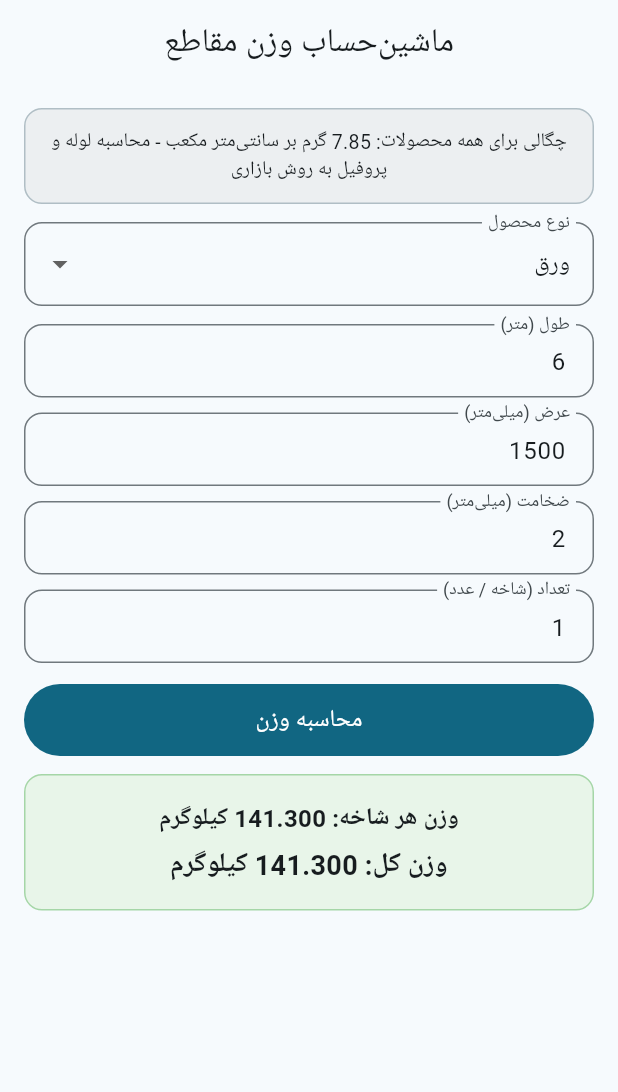
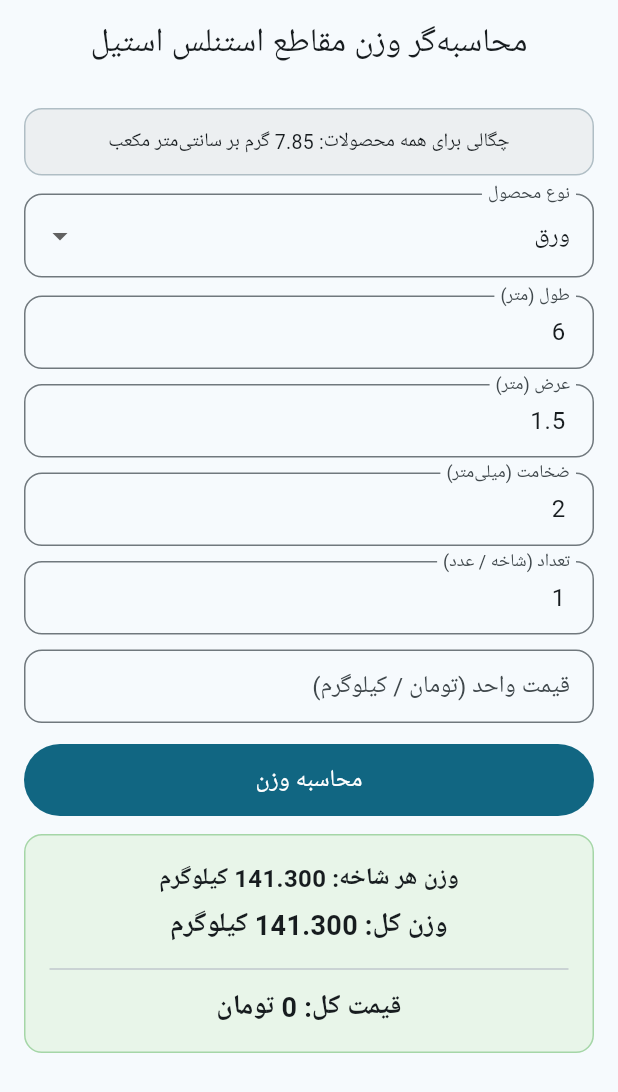
Before and after one commit to vahidh1980/steel_app, a Flutter app: the screen it shows after launch, after a tap on "محاسبه وزن", on a phone screen of 412 x 824 dp. Shown: the top 1092 px of the screen. Run offline on Flutter 3.47's test engine with Material 3 defaults, Android fonts, the phone set to English and light mode, and no system bars; Roboto replaces fonts that are missing (Vazirmatn).

Commit message:
update sheet width to meter and add price

```diff
--- a/lib/main.dart
+++ b/lib/main.dart
@@ -10,12 +10,11 @@ class SteelApp extends StatelessWidget {
   @override
   Widget build(BuildContext context) {
     return MaterialApp(
-      title: 'محاسبه وزن',
+      title: 'محاسبه‌گر وزن مقاطع استنلس استیل',
       debugShowCheckedModeBanner: false,
       theme: ThemeData(
         useMaterial3: true,
         colorSchemeSeed: Colors.blueGrey,
-        fontFamily: 'Vazirmatn',
       ),
       home: const CalculatorPage(),
     );
@@ -43,32 +42,44 @@ class _CalculatorPageState extends State<CalculatorPage> {
   String product = 'ورق';
 
   final lengthCtrl = TextEditingController(text: '6');
-  final widthCtrl = TextEditingController(text: '1500');
+  final sheetWidthCtrl = TextEditingController(text: '1.5');
+  final widthCtrl = TextEditingController(text: '50');
   final thicknessCtrl = TextEditingController(text: '2');
   final diameterCtrl = TextEditingController(text: '50');
   final sideACtrl = TextEditingController(text: '40');
   final sideBCtrl = TextEditingController(text: '40');
   final countCtrl = TextEditingController(text: '1');
+  final priceCtrl = TextEditingController(text: '');
 
   double? weightOne;
   double? weightTotal;
+  double? totalPrice;
 
   static const double density = 7.85;
 
   @override
   void dispose() {
     lengthCtrl.dispose();
+    sheetWidthCtrl.dispose();
     widthCtrl.dispose();
     thicknessCtrl.dispose();
     diameterCtrl.dispose();
     sideACtrl.dispose();
     sideBCtrl.dispose();
     countCtrl.dispose();
+    priceCtrl.dispose();
     super.dispose();
   }
 
   double _p(String s) {
     return double.tryParse(s.trim().replaceAll('،', '.').replaceAll(',', '.')) ?? 0;
+  }
+
+  String _formatMoney(double v) {
+    final intVal = v.round();
+    final s = intVal.toString();
+    final reg = RegExp(r'\B(?=(\d{3})+(?!\d))');
+    return s.replaceAllMapped(reg, (m) => ',');
   }
 
   void _calc() {
@@ -85,27 +96,24 @@ class _CalculatorPageState extends State<CalculatorPage> {
 
     if (product == 'ورق') {
       L = _p(lengthCtrl.text);
-      W = _p(widthCtrl.text) / 1000.0;
+      W = _p(sheetWidthCtrl.text);
       t = _p(thicknessCtrl.text);
       one = L * W * t * density;
     } else if (product == 'لوله گرد') {
       D = _p(diameterCtrl.text);
       t = _p(thicknessCtrl.text);
       L = _p(lengthCtrl.text);
-      // مدل بازاری لوله: D * t بدون کم کردن ضخامت
       one = 3.1416 * density / 1000 * D * t * L;
     } else if (product == 'پروفیل مربع') {
       A = _p(sideACtrl.text);
       t = _p(thicknessCtrl.text);
       L = _p(lengthCtrl.text);
-      // مدل بازاری پروفیل مربع: 4 * A * t
       one = 4 * A * t * L * 0.00785;
     } else if (product == 'پروفیل مستطیل') {
       A = _p(sideACtrl.text);
       B = _p(sideBCtrl.text);
       t = _p(thicknessCtrl.text);
       L = _p(lengthCtrl.text);
-      // مدل بازاری پروفیل مستطیل: 2 * (A + B) * t
       one = 2 * (A + B) * t * L * 0.00785;
     } else if (product == 'میلگرد') {
       D = _p(diameterCtrl.text);
@@ -124,9 +132,14 @@ class _CalculatorPageState extends State<CalculatorPage> {
       one = (A + B - t) * t * L * 0.00785;
     }
 
+    double priceUnit = _p(priceCtrl.text);
+    double total = one * count;
+    double priceAll = total * priceUnit;
+
     setState(() {
       weightOne = one;
-      weightTotal = one * count;
+      weightTotal = total;
+      totalPrice = priceAll;
     });
   }
 
@@ -136,6 +149,9 @@ class _CalculatorPageState extends State<CalculatorPage> {
       child: TextField(
         controller: c,
         keyboardType: const TextInputType.numberWithOptions(decimal: true),
+        onTap: () {
+          c.clear();
+        },
         decoration: InputDecoration(
           labelText: label,
           hintText: hint,
@@ -150,7 +166,7 @@ class _CalculatorPageState extends State<CalculatorPage> {
     if (product == 'ورق') {
       return [
         _field(lengthCtrl, 'طول (متر)', 'مثلا 6'),
-        _field(widthCtrl, 'عرض (میلی‌متر)', 'مثلا 1500'),
+        _field(sheetWidthCtrl, 'عرض (متر)', 'مثلا 1.5'),
         _field(thicknessCtrl, 'ضخامت (میلی‌متر)', 'مثلا 2'),
       ];
     } else if (product == 'لوله گرد') {
@@ -199,7 +215,7 @@ class _CalculatorPageState extends State<CalculatorPage> {
       textDirection: TextDirection.rtl,
       child: Scaffold(
         appBar: AppBar(
-          title: const Text('ماشین‌حساب وزن مقاطع'),
+          title: const Text('محاسبه‌گر وزن مقاطع استنلس استیل'),
           centerTitle: true,
         ),
         body: SingleChildScrollView(
@@ -215,7 +231,7 @@ class _CalculatorPageState extends State<CalculatorPage> {
                   border: Border.all(color: Colors.blueGrey.shade200),
                 ),
                 child: const Text(
-                  'چگالی برای همه محصولات: 7.85 گرم بر سانتی‌متر مکعب - محاسبه لوله و پروفیل به روش بازاری',
+                  'چگالی برای همه محصولات: 7.85 گرم بر سانتی‌متر مکعب',
                   textAlign: TextAlign.center,
                   style: TextStyle(fontSize: 13),
                 ),
@@ -234,12 +250,14 @@ class _CalculatorPageState extends State<CalculatorPage> {
                     product = v;
                     weightOne = null;
                     weightTotal = null;
+                    totalPrice = null;
                   });
                 },
               ),
               const SizedBox(height: 12),
               ..._inputs(),
               _field(countCtrl, 'تعداد (شاخه / عدد)', 'مثلا 1'),
+              _field(priceCtrl, 'قیمت واحد (تومان / کیلوگرم)', 'مثلا 450000'),
               const SizedBox(height: 4),
               FilledButton(
                 onPressed: _calc,
@@ -268,6 +286,13 @@ class _CalculatorPageState extends State<CalculatorPage> {
                         'وزن کل: ${weightTotal!.toStringAsFixed(3)} کیلوگرم',
                         style: const TextStyle(fontSize: 18, fontWeight: FontWeight.bold),
                       ),
+                      const SizedBox(height: 8),
+                      const Divider(),
+                      const SizedBox(height: 4),
+                      Text(
+                        'قیمت کل: ${_formatMoney(totalPrice ?? 0)} تومان',
+                        style: const TextStyle(fontSize: 18, fontWeight: FontWeight.bold),
+                      ),
                     ],
                   ),
                 ),
```
